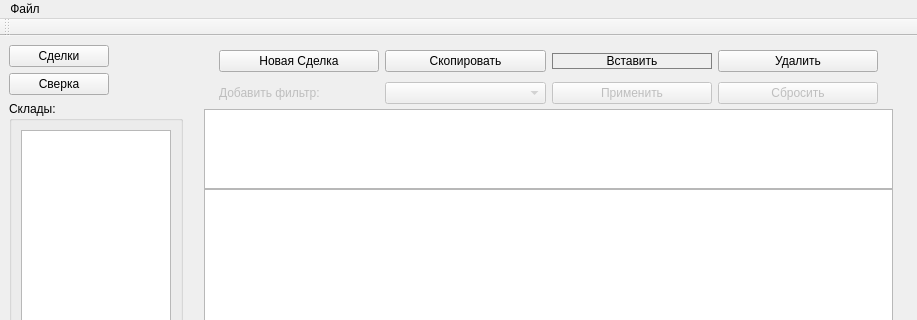
This is mainwindow.ui in Nemoy123/Tranzit-LSD as Qt 5 draws it before an edit; both pictures show x 0 to 917 and y 0 to 320 of the 917 by 511 pixel window. The edited form follows.
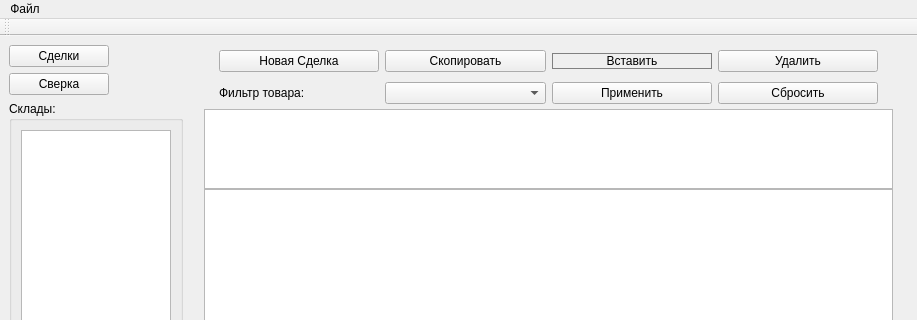
This is the edited form.

Diff of the .ui file:
```diff
--- a/mainwindow.ui
+++ b/mainwindow.ui
@@ -157,7 +157,7 @@
       <item>
        <widget class="QWidget" name="filter_widget" native="true">
         <property name="enabled">
-         <bool>false</bool>
+         <bool>true</bool>
         </property>
         <layout class="QHBoxLayout" name="horizontalLayout_2">
          <property name="leftMargin">
@@ -175,7 +175,7 @@
          <item alignment="Qt::AlignVCenter">
           <widget class="QLabel" name="label">
            <property name="text">
-            <string>Добавить фильтр:</string>
+            <string>Фильтр товара:</string>
            </property>
           </widget>
          </item>
```
